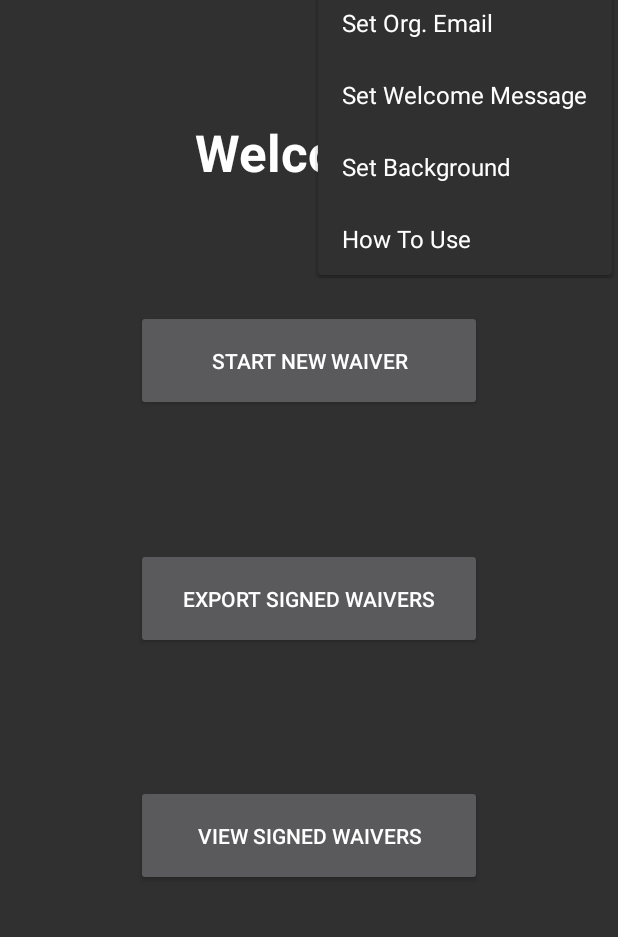
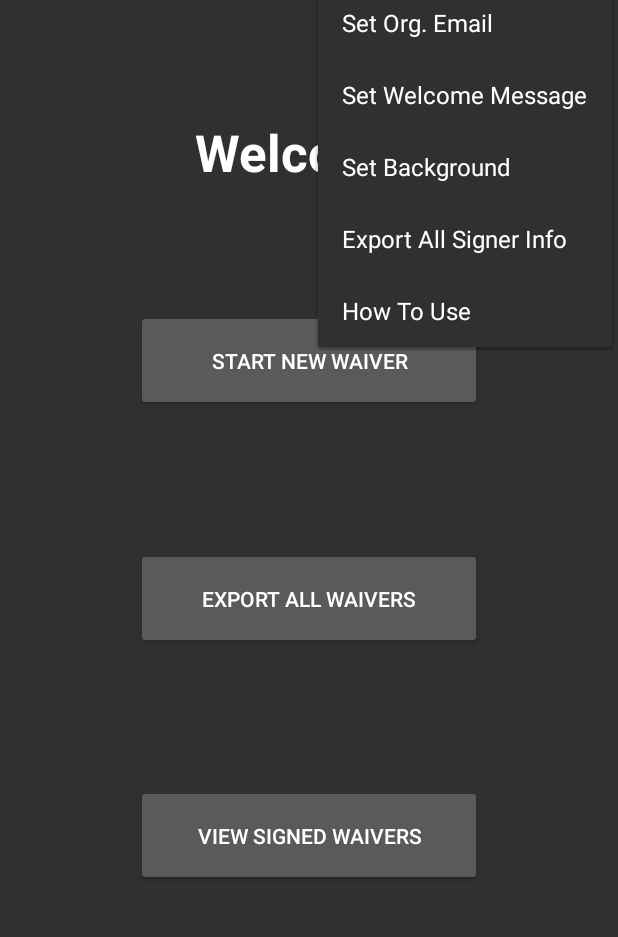
Before and after one commit to samueldegroot/EasyWaive, an Android app: the screen it shows after launch (HomeActivity), with the options menu open, on a phone screen of 412 x 824 dp, the part 91-1028 px from its top. Run offline under Robolectric (Android 15) with nearby library versions, the phone set to English and light mode, and no system bars; libraries missing offline, so code that uses them is left out: com.android.billingclient, com.jaiselrahman.filepicker; 8 statements that could not run were skipped.

Commit message:
Added export all csvs option menu, changed export to export all

```diff
--- a/app/src/main/res/menu/menu.xml
+++ b/app/src/main/res/menu/menu.xml
@@ -11,11 +11,15 @@
             app:showAsAction="never"/>
         <item
             android:id="@+id/set_banner"
-            android:title="Set Welcome Message"
+            android:title="@string/set_welcome_message"
             app:showAsAction="never"/>
         <item
             android:id="@+id/set_background"
-            android:title="Set Background"
+            android:title="@string/set_background"
+            app:showAsAction="never"/>
+        <item
+            android:id="@+id/export_emails"
+            android:title="@string/export_signer_info"
             app:showAsAction="never"/>
         <item
             android:id="@+id/about"
--- a/app/src/main/res/values/strings.xml
+++ b/app/src/main/res/values/strings.xml
@@ -28,7 +28,7 @@
     <string name="preference_file_key">shared</string>
     <string name="thanks_message"> A copy of your release form will be sent to the email you provided.</string>
     <string name="set_welcome_message">Set Welcome Message</string>
-    <string name="export_signer_info">Export Signer Info</string>
+    <string name="export_signer_info">Export All Signer Info</string>
     <string name="org_settings">Organization settings incomplete</string>
     <string name="please_org_settings">Please set your Organization Name and Email in the settings menu before starting a new waiver</string>
 
```
Also changed, not shown: app/src/main/java/com/myapp/easywaiver/HomeActivity.java (+37 -1 lines).
